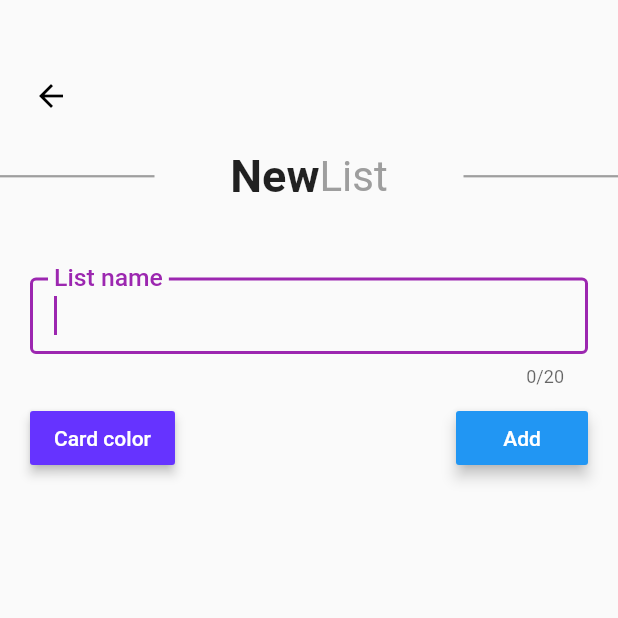
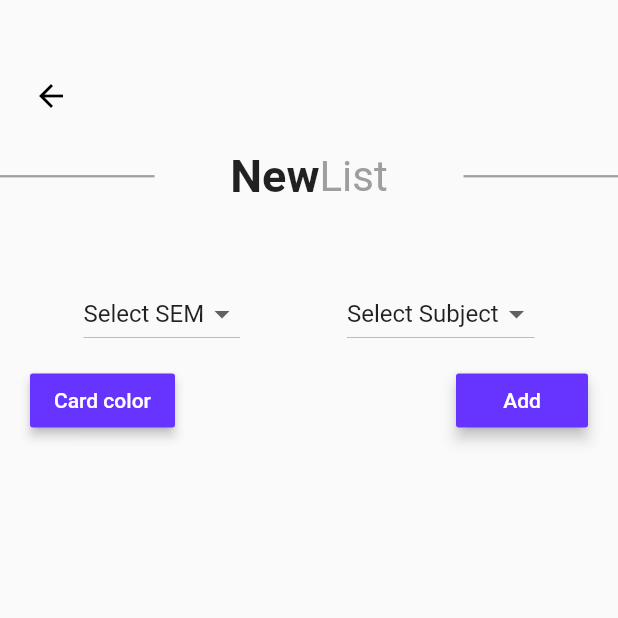
Before and after one commit to Patelrahul4884/Accreditation_Evaluation, a Flutter app: the screen it shows after launch, on a phone screen of 412 x 824 dp, the top half of it. Run offline on Flutter 3.47's test engine with Material 2 defaults, Android fonts, the phone set to English and light mode, and no system bars; our stand-ins replace connectivity, flutter_colorpicker, image_picker, modal_progress_hud.

Commit message:
Sem and subject wise Add list

```diff
--- /dev/null
+++ b/lib/TO-DO Features/model/sem_model.dart
@@ -0,0 +1,21 @@
+class StateModel {
+  String state;
+  String alias;
+  List<String> lgas;
+
+  StateModel({this.state, this.alias, this.lgas});
+
+  StateModel.fromJson(Map<String, dynamic> json) {
+    state = json['state'];
+    alias = json['alias'];
+    lgas = json['lgas'].cast<String>();
+  }
+
+  Map<String, dynamic> toJson() {
+    final Map<String, dynamic> data = new Map<String, dynamic>();
+    data['state'] = this.state;
+    data['alias'] = this.alias;
+    data['lgas'] = this.lgas;
+    return data;
+  }
+}
--- /dev/null
+++ b/lib/TO-DO Features/model/sem_subject.dart
@@ -0,0 +1,42 @@
+import './sem_model.dart';
+
+class Repository {
+  // http://locationsng-api.herokuapp.com/api/v1/lgas
+  // test() => _nigeria.map((map) => StateModel.fromJson(map));
+  List<Map> getAll() => _it;
+
+  getLocalByState(String state) => _it
+      .map((map) => StateModel.fromJson(map))
+      .where((item) => item.state == state)
+      .map((item) => item.lgas)
+      .expand((i) => i)
+      .toList();
+  // _nigeria.where((list) => list['state'] == state);
+  // .map((item) => item['lgas'])
+  // .expand((i) => i)
+  // .toList();
+
+  List<String> getStates() => _it
+      .map((map) => StateModel.fromJson(map))
+      .map((item) => item.state)
+      .toList();
+  // _nigeria.map((item) => item['state'].toString()).toList();
+
+  List _it = [
+    {
+      "state": "SEM 5",
+      "alias": "adamawa",
+      "lgas": [
+        "ADA","JAVA","SP"
+      ]
+    },
+    {
+      "state": "SEM 6",
+      "alias": "akwa_ibom",
+      "lgas": [
+        "SE","DCDR","WT"
+      ]
+    },
+
+  ];
+}
--- a/lib/TO-DO Features/ui/page_addlist.dart
+++ b/lib/TO-DO Features/ui/page_addlist.dart
@@ -8,6 +8,8 @@ import 'package:flutter/foundation.dart';
 import 'package:http/http.dart' as http;
 import 'dart:convert';
 import 'package:provider/provider.dart';
+import '../model/sem_subject.dart';
+
 class NewTaskPage extends StatefulWidget {
   @override
   _NewTaskPageState createState() => _NewTaskPageState();
@@ -17,12 +19,17 @@ class _NewTaskPageState extends State<NewTaskPage> {
   Color pickerColor = Color(0xff6633ff);
   Color currentColor = Color(0xff6633ff);
   ValueChanged<Color> onColorChanged;
+  Repository repo = Repository();
+List<String> _states = ["Select SEM"];
+  List<String> _lgas = ["Select Subject"];
+  String _selectedState = "Select SEM";
+  String _selectedLGA = "Select Subject";
   bool _saving = false;
- bool _isLoading=false;
+  bool _isLoading = false;
   bool _autovalidate = false;
   String _connectionStatus = 'Unknown';
-  var _editList=NewList(
-      id:null,
+  var _editList = NewList(
+    id: null,
     listName: '',
   );
   final Connectivity _connectivity = Connectivity();
@@ -40,7 +47,8 @@ class _NewTaskPageState extends State<NewTaskPage> {
   changeColor(Color color) {
     setState(() => pickerColor = color);
   }
-   void _handleSubmitted(){
+
+  void _handleSubmitted() {
     final FormState form = _formKey.currentState;
     if (!form.validate()) {
       setState(() {
@@ -48,15 +56,15 @@ class _NewTaskPageState extends State<NewTaskPage> {
       });
       _autovalidate = true;
       showInSnackBar('Please fix the errors before submitting.');
-   }
-      else {
+    } else {
       form.save();
       setState(() {
         _isLoading = true;
       });
     }
-     Provider.of<NewLists>(context,listen: false).addList(_editList);
+    Provider.of<NewLists>(context, listen: false).addList(_editList);
   }
+
   void showInSnackBar(String value) {
     _scaffoldKey.currentState?.removeCurrentSnackBar();
 
@@ -76,6 +84,7 @@ class _NewTaskPageState extends State<NewTaskPage> {
 
   @override
   void initState() {
+     _states = List.from(_states)..addAll(repo.getStates());
     super.initState();
     initConnectivity();
     _connectivitySubscription =
@@ -114,6 +123,33 @@ class _NewTaskPageState extends State<NewTaskPage> {
     }
   }
 
+//DropDown
+  /*static const sem = <String>[
+    'SEM 5',
+    'SEM 6',
+    'SEM 7',
+  ];
+  final List<DropdownMenuItem<String>> _dropDownMenuSEM = sem
+      .map(
+        (String value) => DropdownMenuItem<String>(
+          value: value,
+          child: Text(value),
+        ),
+      )
+      .toList();*/
+     void _onSelectedState(String value) {
+    setState(() {
+      _selectedLGA = "Choose";
+      _lgas = ["Choose"];
+      _selectedState = value;
+      _lgas = List.from(_lgas)..addAll(repo.getLocalByState(value));
+    });
+  }
+     void _onSelectedLGA(String value) {
+    setState(() => _selectedLGA = value);
+  }
+
+ // String _selectedvalue;
   @override
   Widget build(BuildContext context) {
     return Scaffold(
@@ -121,6 +157,8 @@ class _NewTaskPageState extends State<NewTaskPage> {
         body: Form(
           key: _formKey,
           autovalidate: _autovalidate,
+          child: Theme(
+            data: Theme.of(context).copyWith(canvasColor: currentColor),
             child: ModalProgressHUD(
                 child: Stack(
                   children: <Widget>[
@@ -144,7 +182,8 @@ class _NewTaskPageState extends State<NewTaskPage> {
                                 Expanded(
                                     flex: 2,
                                     child: Row(
-                                  mainAxisAlignment: MainAxisAlignment.center,
+                                      mainAxisAlignment:
+                                          MainAxisAlignment.center,
                                       children: <Widget>[
                                         Text(
                                           'New',
@@ -155,7 +194,8 @@ class _NewTaskPageState extends State<NewTaskPage> {
                                         Text(
                                           'List',
                                           style: new TextStyle(
-                                          fontSize: 28.0, color: Colors.grey),
+                                              fontSize: 28.0,
+                                              color: Colors.grey),
                                         )
                                       ],
                                     )),
@@ -170,11 +210,55 @@ class _NewTaskPageState extends State<NewTaskPage> {
                             ),
                           ),
                           Padding(
-                        padding:
-                            EdgeInsets.only(top: 50.0, left: 20.0, right: 20.0),
+                            padding: EdgeInsets.only(
+                                top: 50.0, left: 20.0, right: 20.0),
                             child: Column(
                               children: <Widget>[
-                            TextFormField(
+                                Row(
+                                  mainAxisAlignment:
+                                      MainAxisAlignment.spaceAround,
+                                  crossAxisAlignment: CrossAxisAlignment.start,
+                                  children: <Widget>[
+                                  /*  DropdownButton(
+                                      value: _selectedvalue,
+                                      hint: Text('Select SEM'),
+                                      onChanged: (value) {
+                                        setState(() {
+                                          _selectedvalue = value;
+                                        });
+                                      },
+                                      items: _dropDownMenuSEM,
+                                    ),*/
+                                    DropdownButton<String>(
+
+                                      items:
+                                          _states.map((String dropDownStringItem) {
+                                        return DropdownMenuItem<String>(
+                                          value: dropDownStringItem,
+                                          child: Text(dropDownStringItem),
+                                        );
+                                      }).toList(),
+                                      onChanged: (value) =>
+                                          _onSelectedState(value),
+                                      value: _selectedState,
+                                    ),
+                                    DropdownButton<String>(
+
+                                      items: _lgas
+                                          .map((String dropDownStringItem) {
+                                        return DropdownMenuItem<String>(
+                                          value: dropDownStringItem,
+                                          child: Text(dropDownStringItem),
+                                        );
+                                      }).toList(),
+                                      //onChanged: (value) => print(value),
+                                      onChanged: (value) =>
+                                          _onSelectedLGA(value),
+                                      value: _selectedLGA,
+                                    ),
+                                  ],
+                                ),
+                                /* TextFormField(
                               decoration: InputDecoration(
                                   border: new OutlineInputBorder(
                                       borderSide:
@@ -202,12 +286,13 @@ class _NewTaskPageState extends State<NewTaskPage> {
                                   listName: value,
                                 );
                               },
-                            ),
+                            ),*/
                                 Padding(
                                   padding: EdgeInsets.only(bottom: 10.0),
                                 ),
                                 Row(
-                              mainAxisAlignment: MainAxisAlignment.spaceBetween,
+                                  mainAxisAlignment:
+                                      MainAxisAlignment.spaceBetween,
                                   children: <Widget>[
                                     ButtonTheme(
                                       //minWidth: double.infinity,
@@ -220,14 +305,16 @@ class _NewTaskPageState extends State<NewTaskPage> {
                                             context: context,
                                             builder: (BuildContext context) {
                                               return AlertDialog(
-                                            title: const Text('Pick a color!'),
+                                                title:
+                                                    const Text('Pick a color!'),
                                                 content: SingleChildScrollView(
                                                   child: ColorPicker(
                                                     pickerColor: pickerColor,
                                                     onColorChanged: changeColor,
                                                     enableLabel: true,
                                                     colorPickerWidth: 500.0,
-                                                pickerAreaHeightPercent: 0.7,
+                                                    pickerAreaHeightPercent:
+                                                        0.7,
                                                   ),
                                                 ),
                                                 actions: <Widget>[
@@ -235,8 +322,10 @@ class _NewTaskPageState extends State<NewTaskPage> {
                                                     child: Text('Got it'),
                                                     onPressed: () {
                                                       setState(() =>
-                                                      currentColor = pickerColor);
-                                                  Navigator.of(context).pop();
+                                                          currentColor =
+                                                              pickerColor);
+                                                      Navigator.of(context)
+                                                          .pop();
                                                     },
                                                   ),
                                                 ],
@@ -254,7 +343,7 @@ class _NewTaskPageState extends State<NewTaskPage> {
                                         'Add',
                                         style: TextStyle(color: Colors.white),
                                       ),
-                                  color: Colors.blue,
+                                      color: currentColor,
                                       elevation: 4.0,
                                       splashColor: Colors.deepPurple,
                                       onPressed: _handleSubmitted,
@@ -271,26 +360,27 @@ class _NewTaskPageState extends State<NewTaskPage> {
                 ),
                 inAsyncCall: _saving),
           ),
-    );
+        ));
   }
 }
-class NewList with ChangeNotifier{
+
+class NewList with ChangeNotifier {
   final String id;
   final String listName;
 
-  NewList({this.id,this.listName});
+  NewList({this.id, this.listName});
 }
-class NewLists with ChangeNotifier{
-  List<NewList>_listData=[];
-  void addList(NewList newlist){
-    const url='https://my-project-1534083261246.firebaseio.com/list.json';
-    http.post(url,body:json.encode({
-      'listName':newlist.listName,
+
+class NewLists with ChangeNotifier {
+  List<NewList> _listData = [];
+  void addList(NewList newlist) {
+    const url = 'https://my-project-1534083261246.firebaseio.com/list.json';
+    http.post(url,
+        body: json.encode({
+          'listName': newlist.listName,
         }));
-    final addlist=NewList(
-      listName: newlist.listName,
-      id: DateTime.now().toString()
-    );
+    final addlist =
+        NewList(listName: newlist.listName, id: DateTime.now().toString());
     _listData.add(addlist);
     notifyListeners();
   }
--- a/lib/main.dart
+++ b/lib/main.dart
@@ -8,6 +8,7 @@ import './widgets/app_drawer.dart';
 import './providers/profiles.dart';
 import './screens/faculty_diary_screen.dart';
 import './TO-DO Features/ui/page_addlist.dart';
+import './TO-DO Features/ui/page_detail.dart';
 void main() => runApp(MyApp());
 
 class MyApp extends StatelessWidget {
@@ -22,9 +23,9 @@ class MyApp extends StatelessWidget {
         ChangeNotifierProvider.value(
           value: Profiles(),
         ),
-        ChangeNotifierProvider.value(
+       /* ChangeNotifierProvider.value(
           value: NewLists(),
-        )
+        )*/
       ],child:Consumer<Auth>(builder: (ctx,auth, _)=>MaterialApp(
         title: 'Your Diary',
         theme: ThemeData(
```
Also changed, not shown: lib/TO-DO Features/ui/page_detail.dart (deleted, +0 -362 lines), pubspec.yaml (+5 -6 lines), assets/images/Profile.png (deleted), assets/list.png (added), 3 other files. Lines whose indentation alone changed are shown as unchanged.
